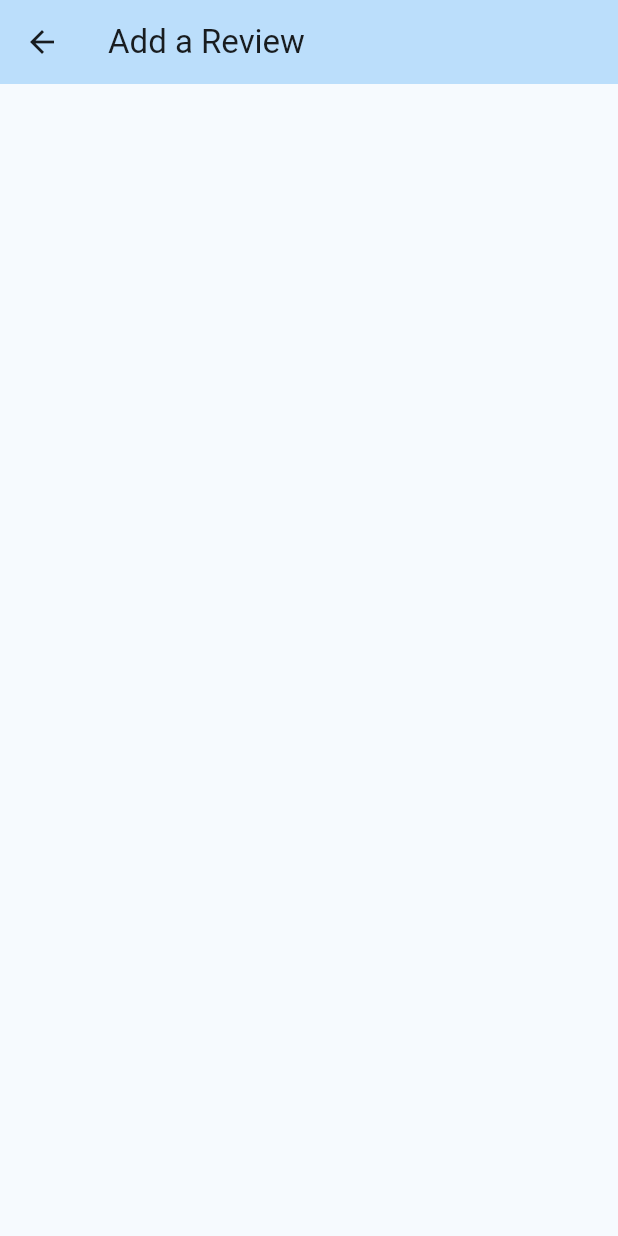
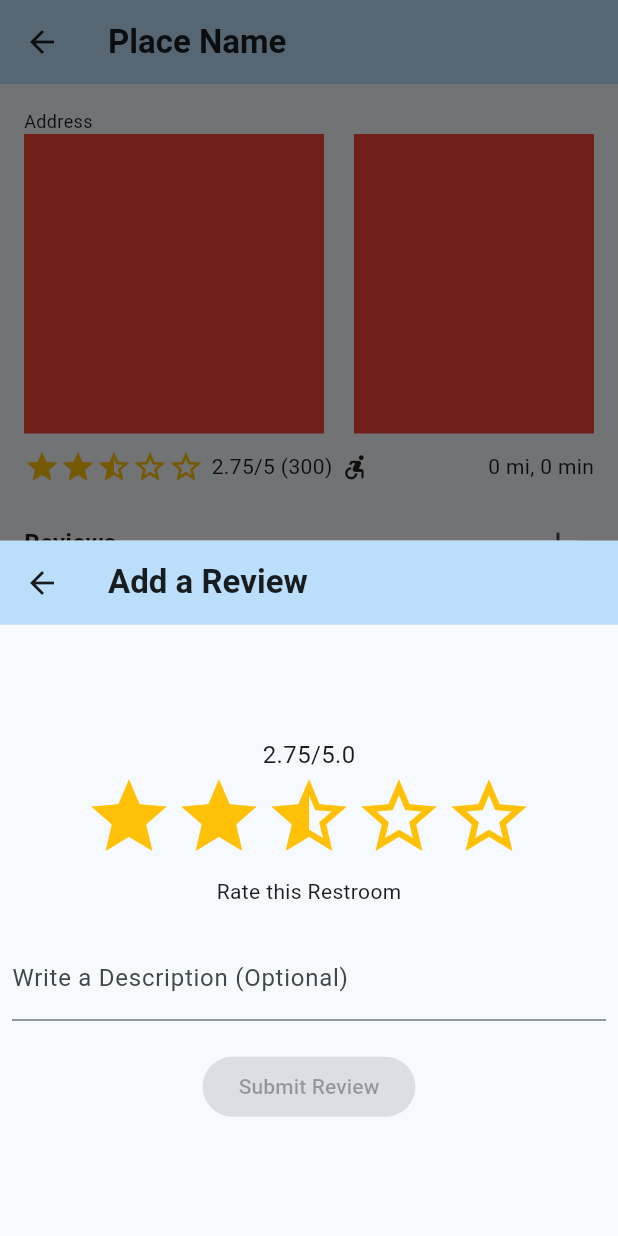
Before and after one commit to kev-devmethod/Loocator, a Flutter app: the InfoScreen screen opened directly with empty values, after a tap on the "add" icon, on a phone screen of 412 x 824 dp. Run offline on Flutter 3.47's test engine with Material 3 defaults, Android fonts, the light colour scheme and no system bars; our stand-ins replace dio, permission_handler; missing offline and left inert: google_navigation_flutter.

Commit message:
Added a working ReviewPage
It is not connected to databases but you can submit a descriptive review
and a star rating to the system.

```diff
--- a/lib/pages/navigation_page.dart
+++ b/lib/pages/navigation_page.dart
@@ -1,4 +1,4 @@
-// ignore_for_file: unused_field
+// ignore_for_file: unused_field, prefer_final_fields
 
 import 'dart:async';
 
@@ -19,29 +19,22 @@ class NavigationPage extends StatefulWidget {
 class _NavigationPageState extends State<NavigationPage> {
   // TODO: make marker be a list returned from a firestore database of restrooms/markers
   List<LatLng> markers = [
-    LatLng(latitude: 32.787971, longitude: -79.936245), // Camden Garage
-    LatLng(latitude: 32.787118, longitude: -79.936853), // Hotel Bennett
-    LatLng(latitude: 32.786573, longitude: -79.936916), // Marion Square Garage
-    LatLng(latitude: 32.785975, longitude: -79.936825), // Francis Marion Hotel
+    const LatLng(latitude: 32.787971, longitude: -79.936245), // Camden Garage
+    const LatLng(latitude: 32.787118, longitude: -79.936853), // Hotel Bennett
+    const LatLng(
+        latitude: 32.786573, longitude: -79.936916), // Marion Square Garage
+    const LatLng(
+        latitude: 32.785975, longitude: -79.936825), // Francis Marion Hotel
   ];
 
   List<String> reviews = [
     'I love this bathroom!',
     'I really love this bathroom!',
     'I hate this bathroom!',
-    'I love this bathroom!',
-    'I really love this bathroom!',
-    'I hate this bathroom!',
-    'I love this bathroom!',
-    'I really love this bathroom!',
-    'I hate this bathroom!',
-    'I love this bathroom!',
-    'I really love this bathroom!',
-    'I hate this bathroom!',
   ];
   List<NavigationWaypoint> _waypoints = <NavigationWaypoint>[];
 
-  LatLng? _userLocation = null;
+  LatLng? _userLocation;
   static const int _userLocationTimeoutMS = 1500;
   static const LatLng cameraLocationMIT =
       LatLng(latitude: 42.3601, longitude: -71.094013);
--- a/lib/pages/review_page.dart
+++ b/lib/pages/review_page.dart
@@ -1,21 +1,86 @@
 import 'package:flutter/material.dart';
+import 'package:loocator/widgets/star_rating.dart';
 
+// ignore: must_be_immutable
 class ReviewPage extends StatefulWidget {
-  const ReviewPage({super.key});
+  final List<String> reviews;
+  double rating;
+
+  ReviewPage({super.key, required this.reviews, required this.rating});
 
   @override
   State<ReviewPage> createState() => _ReviewPageState();
 }
 
 class _ReviewPageState extends State<ReviewPage> {
+  bool updatedRating = false;
+  TextEditingController description = TextEditingController();
+
   @override
   Widget build(BuildContext context) {
     return Scaffold(
       appBar: AppBar(
-        title: const Text('Add a Review'),
+        title: const Text(
+          'Add a Review',
+          style: TextStyle(fontWeight: FontWeight.bold),
+        ),
         backgroundColor: Theme.of(context).primaryColorLight,
       ),
-      body: Container(),
+      body: SizedBox(
+        height: 500,
+        width: double.infinity,
+        child: ListView(
+          scrollDirection: Axis.vertical,
+          children: [
+            Center(
+              child: Padding(
+                padding: const EdgeInsets.symmetric(horizontal: 8.0),
+                child: Column(
+                    mainAxisAlignment: MainAxisAlignment.center,
+                    children: [
+                      const SizedBox(
+                        height: 75,
+                      ),
+                      Text(
+                        '${widget.rating}/5.0',
+                        style: const TextStyle(fontSize: 16),
+                      ),
+                      StarRating(
+                          rating: widget.rating,
+                          onRatingChanged: (rating) => setState(() {
+                                widget.rating = rating;
+                                updatedRating = true;
+                              })),
+                      const SizedBox(
+                        height: 10,
+                      ),
+                      const Text('Rate this Restroom'),
+                      const SizedBox(
+                        height: 20,
+                      ),
+                      TextField(
+                        controller: description,
+                        decoration: const InputDecoration(
+                          labelText: 'Write a Description (Optional)',
+                        ),
+                      ),
+                      const SizedBox(
+                        height: 20,
+                      ),
+                      ElevatedButton(
+                          onPressed: (updatedRating)
+                              ? () {
+                                  setState(() =>
+                                      widget.reviews.add(description.text));
+                                }
+                              : null,
+                          child: const Text('Submit Review')),
+                    ]),
+              ),
+            )
+          ],
+        ),
+      ),
     );
   }
 }
--- a/lib/widgets/info_screen.dart
+++ b/lib/widgets/info_screen.dart
@@ -26,10 +26,20 @@ class _InfoScreenState extends State<InfoScreen> {
 
   @override
   Widget build(BuildContext context) {
-    return Container(
+    return Scaffold(
+      appBar: AppBar(
+        title: // Place's Name
+            const Text(
+          'Place Name',
+          style: TextStyle(
+            fontWeight: FontWeight.bold,
+          ),
+        ),
+        backgroundColor: Theme.of(context).primaryColorLight,
+      ),
+      body: SizedBox(
         height: 500,
         width: double.infinity,
-      color: Theme.of(context).scaffoldBackgroundColor,
         child: ListView(
           scrollDirection: Axis.vertical,
           children: [
@@ -38,16 +48,6 @@ class _InfoScreenState extends State<InfoScreen> {
               child: Column(
                 crossAxisAlignment: CrossAxisAlignment.stretch,
                 children: [
-                // Place's Name
-                const Text(
-                  'Place Name',
-                  textAlign: TextAlign.center,
-                  style: TextStyle(
-                    fontSize: 26,
-                    fontWeight: FontWeight.bold,
-                  ),
-                ),
-
                   // Address
                   const Text(
                     'Address',
@@ -128,10 +128,13 @@ class _InfoScreenState extends State<InfoScreen> {
                       ),
                       IconButton(
                           onPressed: () {
-                          Navigator.push(
-                              context,
-                              MaterialPageRoute(
-                                  builder: (context) => const ReviewPage()));
+                            showModalBottomSheet(
+                              context: context,
+                              builder: (context) => ReviewPage(
+                                reviews: widget.reviews,
+                                rating: rating,
+                              ),
+                            );
                           },
                           icon: const Icon(Icons.add)),
                     ],
@@ -149,6 +152,7 @@ class _InfoScreenState extends State<InfoScreen> {
               ),
             )
           ],
+        ),
       ),
     );
   }
--- /dev/null
+++ b/lib/widgets/star_rating.dart
@@ -0,0 +1,54 @@
+import 'package:flutter/material.dart';
+
+typedef RatingChangeCallback = void Function(double rating);
+
+class StarRating extends StatelessWidget {
+  final int starCount;
+  final double rating;
+  final RatingChangeCallback onRatingChanged;
+  final Color color;
+
+  const StarRating({
+    super.key,
+    this.starCount = 5,
+    this.rating = .0,
+    required this.onRatingChanged,
+    this.color = Colors.amber,
+  });
+
+  Widget buildStar(BuildContext context, int index) {
+    Icon icon;
+    if (index >= rating) {
+      icon = Icon(
+        Icons.star_border,
+        color: color,
+        size: 60,
+      );
+    } else if (index > rating - 1 && index < rating) {
+      icon = Icon(
+        Icons.star_half,
+        color: color,
+        size: 60,
+      );
+    } else {
+      icon = Icon(
+        Icons.star,
+        color: color,
+        size: 60,
+      );
+    }
+    return GestureDetector(
+      onTap:
+          onRatingChanged == null ? null : () => onRatingChanged(index + 1.0),
+      child: icon,
+    );
+  }
+
+  @override
+  Widget build(BuildContext context) {
+    return Row(
+        mainAxisAlignment: MainAxisAlignment.center,
+        children:
+            List.generate(starCount, (index) => buildStar(context, index)));
+  }
+}
```
Lines whose indentation alone changed are shown as unchanged.
